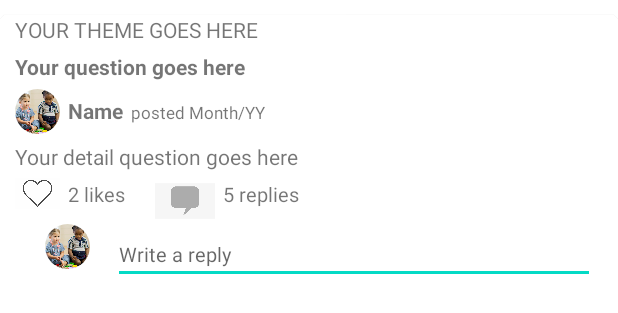
After one commit to himmaq/PKL-kel2, an Android app: the layout carddiscussion.xml on its own in the app's theme, with its tools: preview values and no code run, on a phone screen of 412 x 824 dp. The commit adds this screen. Shown: the top 313 px of the screen. Run offline under Robolectric (Android 15) with nearby library versions, the phone set to English and light mode, and no system bars.

Commit message:
UI recent discussion belum benar - benar mirip

```diff
--- a/app/build.gradle
+++ b/app/build.gradle
@@ -39,6 +39,11 @@ dependencies {
     implementation 'androidx.appcompat:appcompat:1.2.0'
     implementation 'com.google.android.material:material:1.3.0'
     implementation 'androidx.constraintlayout:constraintlayout:2.0.4'
+    //implementation 'androidx.cardview:cardview:1.0.0'
+    implementation 'androidx.recyclerview:recyclerview:1.0.0'
+    implementation 'de.hdodenhof:circleimageview:3.1.0'
+    implementation 'com.github.bumptech.glide:glide:4.11.0'
+
     testImplementation 'junit:junit:4.+'
     androidTestImplementation 'androidx.test.ext:junit:1.1.2'
     androidTestImplementation 'androidx.test.espresso:espresso-core:3.3.0'
--- /dev/null
+++ b/app/src/main/res/layout/carddiscussion.xml
@@ -0,0 +1,139 @@
+<?xml version="1.0" encoding="utf-8"?>
+<androidx.constraintlayout.widget.ConstraintLayout xmlns:android="http://schemas.android.com/apk/res/android"
+    android:layout_width="match_parent"
+    android:layout_height="match_parent"
+    xmlns:app="http://schemas.android.com/apk/res-auto">
+    <androidx.cardview.widget.CardView
+        android:id="@+id/recentcard"
+        android:layout_width="0dp"
+        android:layout_height="match_parent"
+        android:layout_margin="10dp"
+        android:layout_weight="1"
+        app:cardCornerRadius="5dp">
+
+    <RelativeLayout
+        android:layout_width="match_parent"
+        android:layout_height="match_parent"
+        android:layout_marginLeft="10dp">
+
+        <TextView
+            android:id="@+id/tv_theme"
+            android:layout_width="wrap_content"
+            android:layout_height="wrap_content"
+            android:textSize="14dp"
+            android:text="YOUR THEME GOES HERE"/>
+
+        <TextView
+            android:id="@+id/tv_question"
+            android:layout_width="wrap_content"
+            android:layout_height="wrap_content"
+            android:layout_below="@id/tv_theme"
+            android:layout_marginTop="5dp"
+            android:textSize="14dp"
+            android:textStyle="bold"
+            android:text="Your question goes here"/>
+
+        <de.hdodenhof.circleimageview.CircleImageView
+            android:id="@+id/img_profile"
+            android:layout_width="30dp"
+            android:layout_height="30dp"
+            android:layout_below="@id/tv_question"
+            android:layout_marginTop="5dp"
+            android:src="@drawable/toddlers"/>
+
+        <TextView
+            android:id="@+id/tv_name"
+            android:layout_width="wrap_content"
+            android:layout_height="wrap_content"
+            android:layout_below="@id/tv_question"
+            android:layout_toRightOf="@id/img_profile"
+            android:layout_marginTop="10dp"
+            android:layout_marginLeft="5dp"
+            android:textSize="14dp"
+            android:textStyle="bold"
+            android:text="Name"/>
+
+        <TextView
+            android:id="@+id/tv_posted"
+            android:layout_width="wrap_content"
+            android:layout_height="wrap_content"
+            android:layout_below="@id/tv_question"
+            android:layout_toRightOf="@id/tv_name"
+            android:layout_marginTop="13dp"
+            android:layout_marginLeft="5dp"
+            android:textSize="11dp"
+            android:text="posted Month/YY"/>
+
+        <TextView
+            android:id="@+id/tv_detailquestion"
+            android:layout_width="wrap_content"
+            android:layout_height="wrap_content"
+            android:layout_below="@id/img_profile"
+            android:layout_marginTop="5dp"
+            android:textSize="14dp"
+            android:text="Your detail question goes here"
+            android:maxLines="3"/>
+
+        <ImageView
+            android:id="@+id/img_love"
+            android:layout_width="30dp"
+            android:layout_height="30dp"
+            android:layout_below="@id/tv_detailquestion"
+            android:src="@drawable/love"/>
+
+        <TextView
+            android:id="@+id/tv_like"
+            android:layout_width="wrap_content"
+            android:layout_height="wrap_content"
+            android:layout_below="@id/tv_detailquestion"
+            android:layout_toRightOf="@id/img_love"
+            android:layout_marginTop="6dp"
+            android:layout_marginLeft="5dp"
+            android:textSize="13dp"
+            android:text="2 likes"/>
+
+        <ImageView
+            android:id="@+id/img_comment"
+            android:layout_width="40dp"
+            android:layout_height="40dp"
+            android:layout_below="@id/tv_detailquestion"
+            android:layout_toRightOf="@id/tv_like"
+            android:layout_marginLeft="20dp"
+            android:src="@drawable/comment"/>
+
+        <TextView
+            android:id="@+id/tv_comment"
+            android:layout_width="wrap_content"
+            android:layout_height="wrap_content"
+            android:layout_below="@id/tv_detailquestion"
+            android:layout_toRightOf="@id/img_comment"
+            android:layout_marginTop="6dp"
+            android:layout_marginLeft="5dp"
+            android:textSize="13dp"
+            android:text="5 replies"/>
+
+        <de.hdodenhof.circleimageview.CircleImageView
+            android:id="@+id/img_profileuser"
+            android:layout_width="30dp"
+            android:layout_height="30dp"
+            android:layout_below="@id/img_love"
+            android:layout_marginTop="5dp"
+            android:layout_marginLeft="20dp"
+            android:src="@drawable/toddlers"/>
+
+        <EditText
+            android:id="@+id/et_comment"
+            android:layout_width="match_parent"
+            android:layout_height="wrap_content"
+            android:layout_below="@id/img_love"
+            android:layout_toRightOf="@id/img_profileuser"
+            android:layout_marginTop="6dp"
+            android:layout_marginLeft="15dp"
+            android:layout_marginRight="15dp"
+            android:textSize="13dp"
+            android:textColor="@color/black"
+            android:hint="Write a reply"/>
+
+    </RelativeLayout>
+    </androidx.cardview.widget.CardView>
+</androidx.constraintlayout.widget.ConstraintLayout>
--- a/app/src/main/res/layout/discussion.xml
+++ b/app/src/main/res/layout/discussion.xml
@@ -17,6 +17,7 @@
         tools:ignore="MissingConstraints">
 
         <androidx.cardview.widget.CardView
+            android:id="@+id/joincard"
             android:layout_width="0dp"
             android:layout_height="match_parent"
             android:layout_margin="10dp"
@@ -177,4 +178,17 @@
         </androidx.cardview.widget.CardView>
     </LinearLayout>
 
+    <TextView
+        android:id="@+id/recentdiscuss"
+        android:layout_width="wrap_content"
+        android:layout_height="wrap_content"
+        android:text="Recent Discussion"
+        android:textColor="@color/black"
+        android:textSize="15sp"
+        app:layout_constraintEnd_toEndOf="parent"
+        app:layout_constraintHorizontal_bias="0.055"
+        app:layout_constraintStart_toStartOf="parent"
+        app:layout_constraintTop_toBottomOf="@+id/linear1" />
+
+
 </androidx.constraintlayout.widget.ConstraintLayout>
```
Also changed, not shown: app/src/main/res/drawable-v24/comment.png (added), app/src/main/res/drawable-v24/love.png (added).
